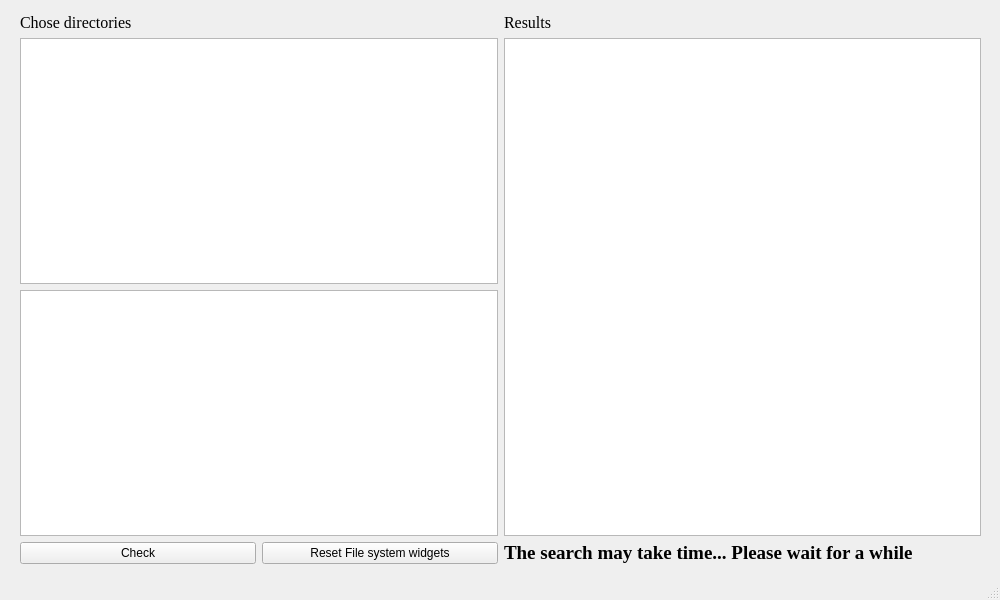
This is mainwindow.ui in AntonK17/DuplicateFinder as Qt 5 draws it before an edit. The edited form follows.
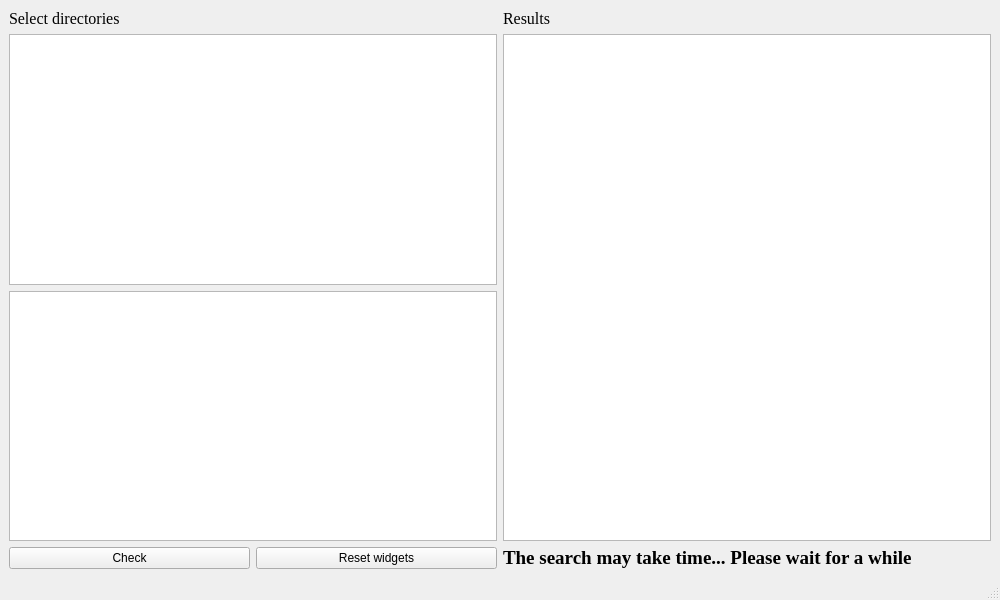
This is the edited form.

```diff
--- a/mainwindow.ui
+++ b/mainwindow.ui
@@ -10,6 +10,12 @@
     <height>600</height>
    </rect>
   </property>
+  <property name="sizePolicy">
+   <sizepolicy hsizetype="Preferred" vsizetype="Preferred">
+    <horstretch>0</horstretch>
+    <verstretch>0</verstretch>
+   </sizepolicy>
+  </property>
   <property name="windowTitle">
    <string>DuplicateFinder</string>
   </property>
@@ -20,15 +26,8 @@
    <bool>false</bool>
   </property>
   <widget class="QWidget" name="centralwidget">
-   <widget class="QWidget" name="layoutWidget">
-    <property name="geometry">
-     <rect>
-      <x>20</x>
-      <y>13</y>
-      <width>961</width>
-      <height>551</height>
-     </rect>
-    </property>
+   <layout class="QVBoxLayout" name="verticalLayout_4">
+    <item>
     <layout class="QHBoxLayout" name="horizontalLayout">
      <item>
       <layout class="QVBoxLayout" name="verticalLayout_2">
@@ -44,7 +43,7 @@
           </font>
          </property>
          <property name="text">
-          <string>Chose directories</string>
+           <string>Select directories</string>
          </property>
          <property name="textFormat">
           <enum>Qt::PlainText</enum>
@@ -93,7 +92,7 @@
            <item>
             <widget class="QPushButton" name="RefreshButton">
              <property name="text">
-              <string>Reset File system widgets</string>
+               <string>Reset widgets</string>
              </property>
             </widget>
            </item>
@@ -145,7 +144,8 @@
       </layout>
      </item>
     </layout>
-   </widget>
+    </item>
+   </layout>
   </widget>
   <widget class="QMenuBar" name="menubar">
    <property name="geometry">
```
Left out of the diff: 4 changed lines with no effect on the pictures. Lines whose indentation alone changed are shown as unchanged.
